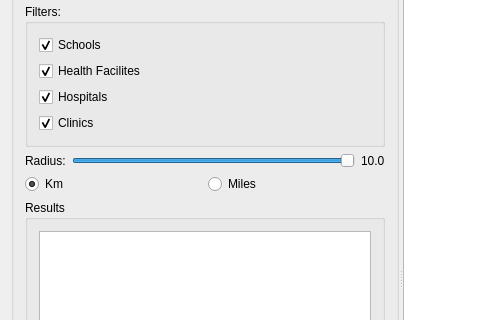
Qt form mainwindow.ui (Team-Harmless/UNICEF-Project) before a commit; both pictures show x 0 to 480 and y 95 to 415 of the 733 by 717 pixel window.
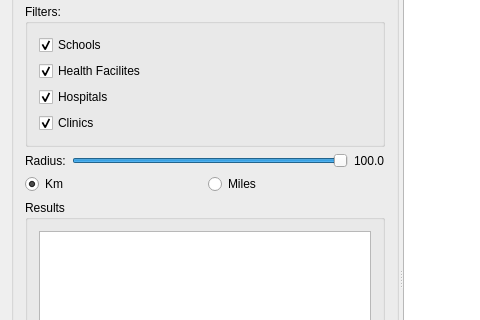
The same form after that commit.

```diff
--- a/mainwindow.ui
+++ b/mainwindow.ui
@@ -108,10 +108,13 @@
             <item>
              <widget class="QSlider" name="rSlider">
               <property name="maximum">
-               <number>100</number>
+               <number>1000</number>
+              </property>
+              <property name="pageStep">
+               <number>1</number>
               </property>
               <property name="value">
-               <number>100</number>
+               <number>1000</number>
               </property>
               <property name="orientation">
                <enum>Qt::Horizontal</enum>
@@ -123,7 +126,7 @@
           <item>
            <widget class="QLabel" name="radiusLable">
             <property name="text">
-             <string>10.0</string>
+             <string>100.0</string>
             </property>
            </widget>
           </item>
```
